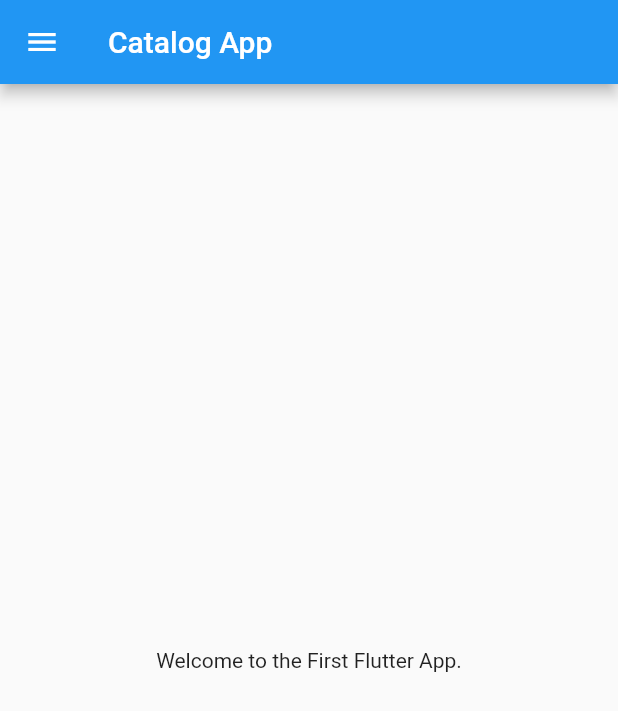
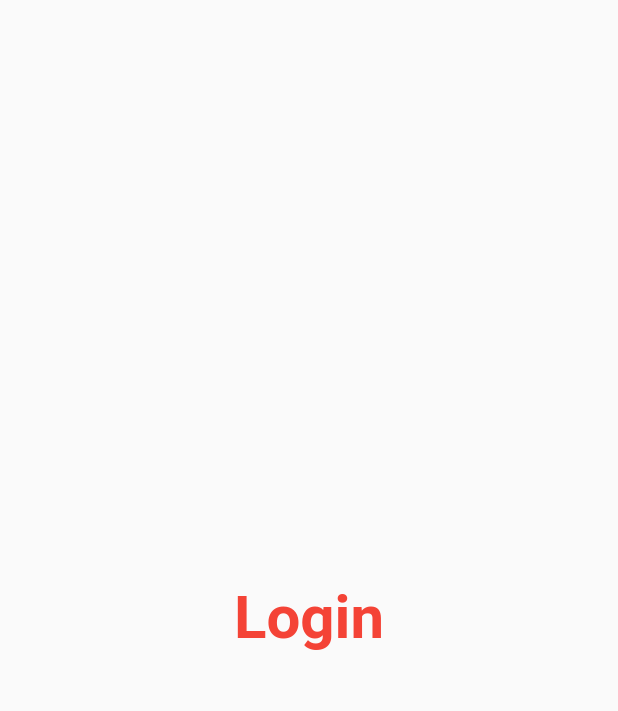
Before and after one commit to syed-owais/FlutterDemoApps, a Flutter app: the screen it shows after launch, on a phone screen of 412 x 824 dp. Shown: the top 711 px of the screen. Run offline on Flutter 3.47's test engine with Material 2 defaults, Android fonts, the phone set to English and light mode, and no system bars.

Commit message:
Day # done

```diff
--- a/lib/home.dart
+++ b/lib/Pages/home_page.dart
@@ -1,6 +1,6 @@
 import "package:flutter/material.dart";
 
-class Home extends StatelessWidget {
+class HomePage extends StatelessWidget {
   @override
   Widget build(BuildContext context) {
     final String numApp = "First";
--- /dev/null
+++ b/lib/Pages/login_page.dart
@@ -0,0 +1,19 @@
+import 'package:flutter/material.dart';
+
+class LoginPage extends StatelessWidget {
+  @override
+  Widget build(BuildContext context) {
+    return Material(
+      child: Center(
+        child: Text(
+          "Login",
+          style: TextStyle(
+            fontSize: 40,
+            color: Colors.red,
+            fontWeight: FontWeight.bold,
+          ),
+        ),
+      ),
+    );
+  }
+}
--- a/lib/main.dart
+++ b/lib/main.dart
@@ -1,4 +1,5 @@
-import 'package:first_app/home.dart';
+import 'package:first_app/Pages/home_page.dart';
+import 'package:first_app/Pages/login_page.dart';
 import 'package:flutter/material.dart';
 
 void main(List<String> args) {
@@ -9,7 +10,15 @@ class MyApp extends StatelessWidget {
   @override
   Widget build(BuildContext context) {
     return MaterialApp(
-      home: Home(),
+      themeMode: ThemeMode.light,
+      theme: ThemeData(primarySwatch: Colors.red),
+      darkTheme: ThemeData(
+        brightness: Brightness.dark,
+      ),
+      routes: {
+        "/": (context) => LoginPage(),
+        "/home": (context) => HomePage(),
+      },
     );
   }
 }
```
